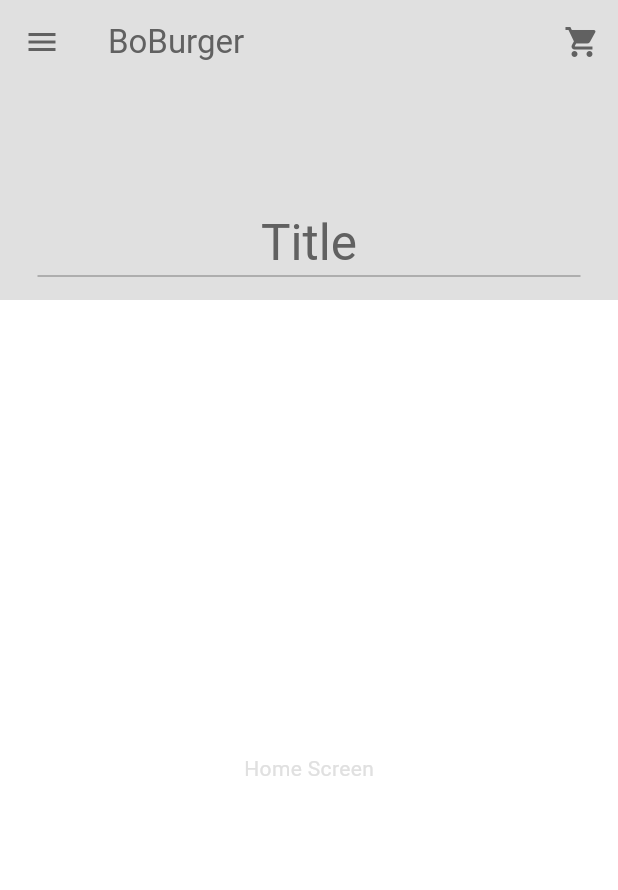
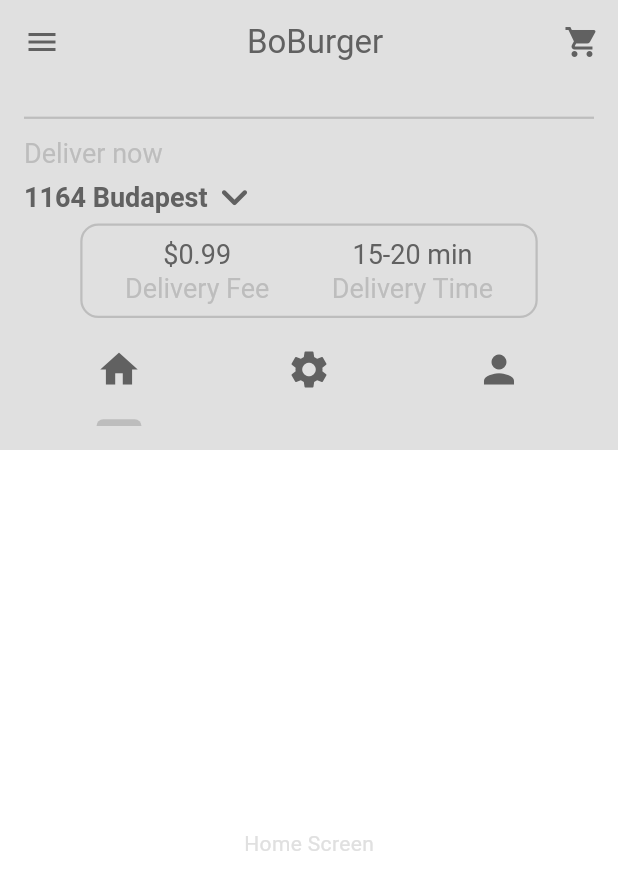
Before and after one commit to GabbenPapa/Flutter_food-delivery-app, a Flutter app: the screen it shows after launch, on a phone screen of 412 x 824 dp. Shown: the top 890 px of the screen. Run offline on Flutter 3.47's test engine with Material 3 defaults, Android fonts, the phone set to English and light mode, and no system bars; our stand-ins replace shared_preferences.

```diff
--- /dev/null
+++ b/lib/comonents/current_location.dart
@@ -0,0 +1,82 @@
+import 'package:flutter/material.dart';
+
+class CurrentLocation extends StatelessWidget {
+  const CurrentLocation({super.key});
+
+  void openLocationSearchBox(BuildContext context) {
+    showDialog(
+      context: context,
+      builder: (context) => AlertDialog(
+        title: Text(
+          "Your Location",
+          style: TextStyle(
+            color: Theme.of(context).colorScheme.inversePrimary,
+          ),
+        ),
+        content: TextField(
+          cursorColor: Theme.of(context).colorScheme.inversePrimary,
+          decoration: InputDecoration(
+            hintText: "Search address",
+            hintStyle: TextStyle(
+              color: Theme.of(context).colorScheme.inversePrimary,
+            ),
+            border: InputBorder.none,
+          ),
+        ),
+        actions: [
+          TextButton(
+            onPressed: () => Navigator.pop(context),
+            child: Text(
+              "Cancel",
+              style: TextStyle(
+                color: Theme.of(context).colorScheme.inversePrimary,
+                fontSize: 12,
+              ),
+            ),
+          ),
+          TextButton(
+            onPressed: () => Navigator.pop(context),
+            child: Text(
+              "Save",
+              style: TextStyle(
+                color: Theme.of(context).colorScheme.inversePrimary,
+                fontSize: 12,
+              ),
+            ),
+          ),
+        ],
+      ),
+    );
+  }
+
+  @override
+  Widget build(BuildContext context) {
+    return Column(crossAxisAlignment: CrossAxisAlignment.start, children: [
+      Text(
+        "Deliver now",
+        style: TextStyle(
+          color: Theme.of(context).colorScheme.primary,
+          fontSize: 12,
+        ),
+      ),
+      GestureDetector(
+        onTap: () => openLocationSearchBox(context),
+        child: Row(
+          children: [
+            Text(
+              "1164 Budapest",
+              style: TextStyle(
+                  color: Theme.of(context).colorScheme.inversePrimary,
+                  fontSize: 12,
+                  fontWeight: FontWeight.bold),
+            ),
+            Icon(
+              Icons.keyboard_arrow_down_rounded,
+              color: Theme.of(context).colorScheme.inversePrimary,
+            ),
+          ],
+        ),
+      )
+    ]);
+  }
+}
--- /dev/null
+++ b/lib/comonents/description_box.dart
@@ -0,0 +1,59 @@
+import 'package:flutter/material.dart';
+
+class HomeDicriptionBox extends StatelessWidget {
+  const HomeDicriptionBox({super.key});
+
+  @override
+  Widget build(BuildContext context) {
+    return Container(
+      decoration: BoxDecoration(
+        border: Border.all(color: Theme.of(context).colorScheme.primary),
+        borderRadius: BorderRadius.circular(8),
+        // color: Theme.of(context).colorScheme.onSurface),
+      ),
+      padding: const EdgeInsets.all(5.0),
+      margin: const EdgeInsets.only(left: 25.0, right: 25.0),
+      child: Row(
+        mainAxisAlignment: MainAxisAlignment.spaceAround,
+        children: [
+          Column(
+            children: [
+              Text(
+                '\$0.99',
+                style: TextStyle(
+                  color: Theme.of(context).colorScheme.inversePrimary,
+                  fontSize: 12,
+                ),
+              ),
+              Text(
+                'Delivery Fee',
+                style: TextStyle(
+                  color: Theme.of(context).colorScheme.primary,
+                  fontSize: 12,
+                ),
+              ),
+            ],
+          ),
+          Column(
+            children: [
+              Text(
+                '15-20 min',
+                style: TextStyle(
+                  color: Theme.of(context).colorScheme.inversePrimary,
+                  fontSize: 12,
+                ),
+              ),
+              Text(
+                'Delivery Time',
+                style: TextStyle(
+                  color: Theme.of(context).colorScheme.primary,
+                  fontSize: 12,
+                ),
+              ),
+            ],
+          ),
+        ],
+      ),
+    );
+  }
+}
--- /dev/null
+++ b/lib/comonents/tab_bar.dart
@@ -0,0 +1,40 @@
+import 'package:flutter/material.dart';
+
+class HomeTabBar extends StatelessWidget {
+  final TabController tabController;
+
+  const HomeTabBar({super.key, required this.tabController});
+
+  @override
+  Widget build(BuildContext context) {
+    return TabBar(
+      unselectedLabelColor: Theme.of(context).colorScheme.primary,
+      labelColor: Theme.of(context).colorScheme.primary,
+      dividerColor: Colors.transparent,
+      controller: tabController,
+      tabs: [
+        Tab(
+          icon: Icon(
+            Icons.home,
+            color: Theme.of(context).colorScheme.inversePrimary,
+            size: 20,
+          ),
+        ),
+        Tab(
+          icon: Icon(
+            Icons.settings,
+            color: Theme.of(context).colorScheme.inversePrimary,
+            size: 20,
+          ),
+        ),
+        Tab(
+          icon: Icon(
+            Icons.person,
+            color: Theme.of(context).colorScheme.inversePrimary,
+            size: 20,
+          ),
+        ),
+      ],
+    );
+  }
+}
--- a/lib/pages/home_screen.dart
+++ b/lib/pages/home_screen.dart
@@ -1,11 +1,33 @@
 import 'package:flutter/material.dart';
+import 'package:food_delivery/comonents/current_location.dart';
+import 'package:food_delivery/comonents/tab_bar.dart';
 
+import '../comonents/description_box.dart';
 import '../comonents/drawer.dart';
 import '../comonents/sliver_app_bar.dart';
 
-class HomeScreen extends StatelessWidget {
+class HomeScreen extends StatefulWidget {
   static const routeName = '/home_screen';
   const HomeScreen({super.key});
+
+  @override
+  State<HomeScreen> createState() => _HomeScreenState();
+}
+
+class _HomeScreenState extends State<HomeScreen>
+    with SingleTickerProviderStateMixin {
+  late TabController tabController;
+  @override
+  void initState() {
+    super.initState();
+    tabController = TabController(length: 3, vsync: this);
+  }
+
+  @override
+  void dispose() {
+    tabController.dispose();
+    super.dispose();
+  }
 
   @override
   Widget build(BuildContext context) {
@@ -13,23 +35,22 @@ class HomeScreen extends StatelessWidget {
       drawer: HomeDrawer(),
       body: NestedScrollView(
         headerSliverBuilder: (context, innerBoxIsScrolled) => [
-          SliverAppBarOwn(
-            child: Column(
+          HomeSliverAppBar(
+            title: Column(
               mainAxisAlignment: MainAxisAlignment.end,
               children: [
                 Divider(
-                  indent: 25,
-                  endIndent: 25,
-                  color: Theme.of(context).colorScheme.secondary,
+                  color: Theme.of(context).colorScheme.primary,
                 ),
+                CurrentLocation(),
+                HomeDicriptionBox(),
+                HomeTabBar(tabController: tabController)
               ],
             ),
-            title: Text(
-              'Title',
-              style: TextStyle(
-                  color: Theme.of(context).colorScheme.inversePrimary),
-            ),
-          ),
+            child: Container(
+                // Itt jön a háttérben lévő child tartalom
+                ),
+          )
         ],
         body: Center(
           child: Text('Home Screen'),
--- a/lib/pages/settings_screen.dart
+++ b/lib/pages/settings_screen.dart
@@ -39,11 +39,7 @@ class _SettingsState extends State<Settings> {
     // );
   }
 
-/*************  ✨ Codeium Command ⭐  *************/
-  /// Resets the introductory state of the application by marking the intro as not completed.
-
-/******  993a1406-c881-4757-b97b-f756197af8ae  *******/ Future<void>
-      _resetIntro() async {
+  Future<void> _resetIntro() async {
     // await IntroProvider.resetIntroCompleted();
   }
 
--- a/lib/themes/light_theme.dart
+++ b/lib/themes/light_theme.dart
@@ -4,7 +4,7 @@ ThemeData lightTheme = ThemeData(
   colorScheme: ColorScheme.light(
     onSurface: Colors.grey.shade300,
     secondary: Colors.grey.shade500,
-    primary: Colors.grey.shade100,
+    primary: Colors.grey.shade400,
     tertiary: Colors.white,
     inversePrimary: Colors.grey.shade700,
   ),
```
Also changed, not shown: lib/comonents/sliver_app_bar.dart (+11 -7 lines).
